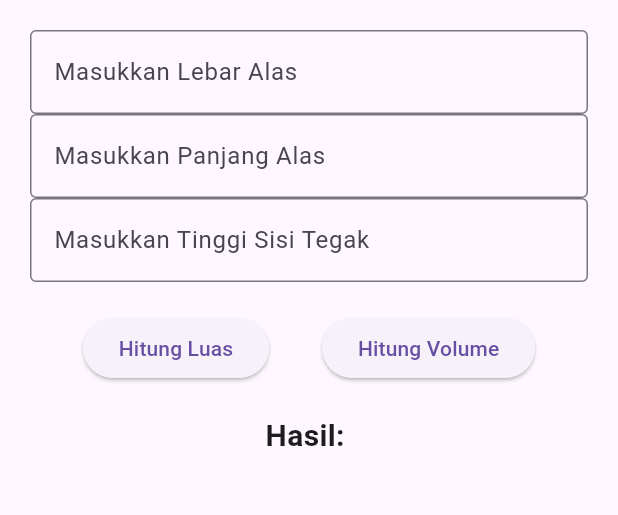
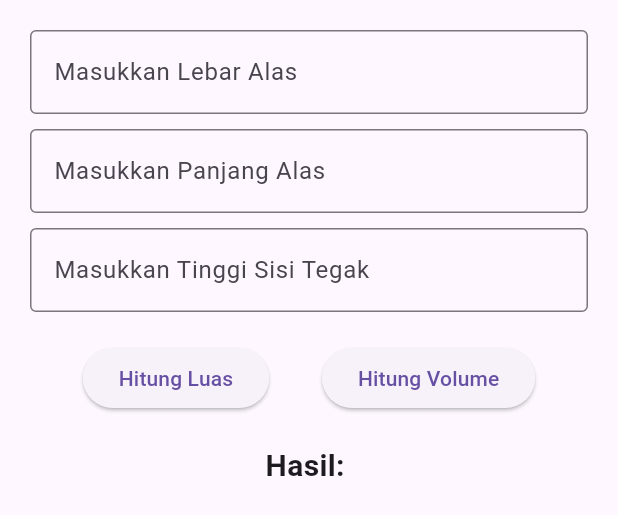
Before and after one commit to VincentiusAriell/TPM1, a Flutter app: the LuasVolumePage widget shown alone on an empty page, opened directly, on a phone screen of 412 x 824 dp. Shown: the top 515 px of the screen. Run offline on Flutter 3.47's test engine with Material 3 defaults, Android fonts, the phone set to English and light mode, and no system bars; our stand-ins replace math_expressions.

Commit message:
Add files via upload

```diff
--- a/lib/screen/luas_volume.dart
+++ b/lib/screen/luas_volume.dart
@@ -11,9 +11,11 @@ class _LuasVolumePage extends State<LuasVolumePage> {
   final TextEditingController jumlahpanjangalas = TextEditingController();
   final TextEditingController jumlahlebaralas = TextEditingController();
   final TextEditingController jumlahtinggisisitegak = TextEditingController();
+
   String hitung = "";
+  String judulHasil = "Hasil";
 
-  void hitungLuas(){
+  void hitungLuas() {
     double lebaralas = double.parse(jumlahlebaralas.text);
     double panjangalas = double.parse(jumlahpanjangalas.text);
     double tinggisisitegak = double.parse(jumlahtinggisisitegak.text);
@@ -24,19 +26,21 @@ class _LuasVolumePage extends State<LuasVolumePage> {
 
     setState(() {
       hitung = hasil.toString();
+      judulHasil = "Hasil Luas Piramida";
     });
   }
 
-  void hitungVolume(){
+  void hitungVolume() {
     double lebaralas = double.parse(jumlahlebaralas.text);
     double panjangalas = double.parse(jumlahpanjangalas.text);
     double tinggisisitegak = double.parse(jumlahtinggisisitegak.text);
 
     double luasalas = panjangalas * lebaralas;
-    double hasil = 1/3 * luasalas * tinggisisitegak;
+    double hasil = 1 / 3 * luasalas * tinggisisitegak;
 
     setState(() {
       hitung = hasil.toString();
+      judulHasil = "Hasil Volume Piramida";
     });
   }
 
@@ -48,25 +52,29 @@ class _LuasVolumePage extends State<LuasVolumePage> {
         children: [
           TextField(
             controller: jumlahlebaralas,
-            keyboardType: TextInputType.numberWithOptions(decimal: true),
+            keyboardType: const TextInputType.numberWithOptions(decimal: true),
             decoration: const InputDecoration(
               labelText: "Masukkan Lebar Alas",
               border: OutlineInputBorder(),
             ),
           ),
 
+          const SizedBox(height: 10),
+
           TextField(
             controller: jumlahpanjangalas,
-            keyboardType: TextInputType.numberWithOptions(decimal: true),
+            keyboardType: const TextInputType.numberWithOptions(decimal: true),
             decoration: const InputDecoration(
               labelText: "Masukkan Panjang Alas",
               border: OutlineInputBorder(),
             ),
           ),
 
+          const SizedBox(height: 10),
+
           TextField(
             controller: jumlahtinggisisitegak,
-            keyboardType: TextInputType.numberWithOptions(decimal: true),
+            keyboardType: const TextInputType.numberWithOptions(decimal: true),
             decoration: const InputDecoration(
               labelText: "Masukkan Tinggi Sisi Tegak",
               border: OutlineInputBorder(),
@@ -82,7 +90,6 @@ class _LuasVolumePage extends State<LuasVolumePage> {
                 onPressed: hitungLuas,
                 child: const Text("Hitung Luas"),
               ),
-
               ElevatedButton(
                 onPressed: hitungVolume,
                 child: const Text("Hitung Volume"),
@@ -90,10 +97,10 @@ class _LuasVolumePage extends State<LuasVolumePage> {
             ],
           ),
 
-          const SizedBox(height: 20,),
+          const SizedBox(height: 20),
 
           Text(
-            "Hasil: $hitung",
+            "$judulHasil: $hitung",
             style: const TextStyle(fontSize: 20, fontWeight: FontWeight.bold),
           ),
         ],
```
